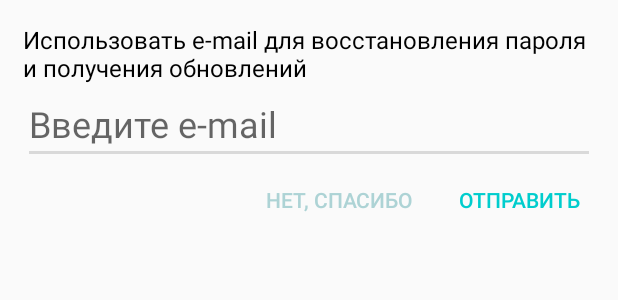
After one commit to squarest/OLPortal, an Android app: the layout email_dialog.xml on its own in the app's theme, with its tools: preview values and no code run, on a phone screen of 412 x 824 dp. The commit adds this screen. Shown: the top 300 px of the screen. Run offline under Robolectric (Android 15) with nearby library versions, the phone set to English and light mode, and no system bars.

Commit message:
email popup dialog and send email to server

```diff
--- a/app/src/main/AndroidManifest.xml
+++ b/app/src/main/AndroidManifest.xml
@@ -23,7 +23,7 @@
         <activity
             android:name=".activities.password.PasswordActivity"
             android:windowSoftInputMode="stateVisible|adjustResize" />
-        <activity android:name=".activities.CongratulationsActivity"></activity>
+        <activity android:name=".activities.congratulations.CongratulationsActivity"></activity>
     </application>
 
 </manifest>
--- a/app/src/main/java/com/example/olportal/Api.java
+++ b/app/src/main/java/com/example/olportal/Api.java
@@ -2,9 +2,10 @@ package com.example.olportal;
 
 import java.util.Map;
 
-import retrofit2.Response;
 import retrofit2.http.Body;
+import retrofit2.http.Header;
 import retrofit2.http.POST;
+import retrofit2.http.PUT;
 import rx.Observable;
 
 public interface Api {
@@ -16,4 +17,7 @@ public interface Api {
 
     @POST("user/")
     Observable<User> register(@Body User user);
+
+    @PUT("user/")
+    Observable<Void> sendEmail(@Body Map<String,String> email, @Header("Authorization") String token);
 }
--- /dev/null
+++ b/app/src/main/res/layout/email_dialog.xml
@@ -0,0 +1,54 @@
+<?xml version="1.0" encoding="utf-8"?>
+<LinearLayout xmlns:android="http://schemas.android.com/apk/res/android"
+    xmlns:tools="http://schemas.android.com/tools"
+    android:layout_width="match_parent"
+    android:layout_height="match_parent"
+    android:orientation="vertical"
+    android:padding="15dp">
+
+    <TextView
+        android:layout_width="match_parent"
+        android:layout_height="wrap_content"
+        android:text="@string/email_dialog"
+        android:textColor="#000"
+        android:textSize="16dp" />
+
+    <EditText
+        android:id="@+id/emailEditText"
+        android:layout_width="match_parent"
+        android:layout_height="wrap_content"
+        android:backgroundTint="@color/grey_line"
+        android:hint="Введите e-mail"
+        android:inputType="textEmailAddress"
+        android:textSize="24dp" />
+
+    <LinearLayout
+    android:layout_width="match_parent"
+    android:layout_height="wrap_content"
+    android:gravity="right"
+    android:orientation="horizontal">
+
+    <Button
+        android:id="@+id/cancelButton"
+        android:layout_width="wrap_content"
+        android:layout_height="wrap_content"
+        android:background="@android:color/transparent"
+        android:paddingLeft="10dp"
+        android:paddingRight="10dp"
+        android:text="Нет, спасибо"
+        android:textColor="@color/disabled_button" />
+
+    <Button
+        android:id="@+id/sendEmail"
+        android:layout_width="wrap_content"
+        android:layout_height="wrap_content"
+        android:layout_marginLeft="10dp"
+        android:background="@android:color/transparent"
+        android:paddingLeft="10dp"
+        android:paddingRight="10dp"
+        android:text="Отправить"
+        android:enabled="false"
+        android:textColor="@color/background" />
+</LinearLayout>
+
+</LinearLayout>
--- a/app/src/main/res/values/colors.xml
+++ b/app/src/main/res/values/colors.xml
@@ -12,4 +12,5 @@
     <color name="grey_edit_text">#dedede</color>
     <color name="grey_text">#797979</color>
     <color name="very_light_blue">#daf3f4</color>
+    <color name="disabled_button">#add3d5</color>
 </resources>
--- a/app/src/main/res/values/strings.xml
+++ b/app/src/main/res/values/strings.xml
@@ -7,5 +7,6 @@
     <string name="registration_info2">Введите номер своего телефона, на него придет СМС с кодом для подтверждения регистрации:</string>
     <string name="congratulations">Поздравляем вас!</string>
     <string name="congratulations_2">Вы стали участником глобальной системы OL Portal</string>
+    <string name="email_dialog">Использовать e-mail для восстановления пароля и получения обновлений</string>
 
 </resources>
```
Also changed, not shown: app/src/main/java/com/example/olportal/ConnectionToServer.java (+4 -4 lines), app/src/main/java/com/example/olportal/activities/CongratulationsActivity.java (deleted, +0 -26 lines), app/src/main/java/com/example/olportal/activities/congratulations/CongratulationsActivity.java (added, +99 -0 lines), app/src/main/java/com/example/olportal/activities/congratulations/EmailSendPresenter.java (added, +39 -0 lines), app/src/main/java/com/example/olportal/activities/congratulations/IEmailSendPresenter.java (added, +8 -0 lines), app/src/main/java/com/example/olportal/activities/congratulations/IEmailSendView.java (added, +11 -0 lines), app/src/main/java/com/example/olportal/activities/password/PasswordActivity.java (+11 -2 lines), app/src/main/java/com/example/olportal/activities/registration/RegistrationActivity.java (+12 -3 lines).
